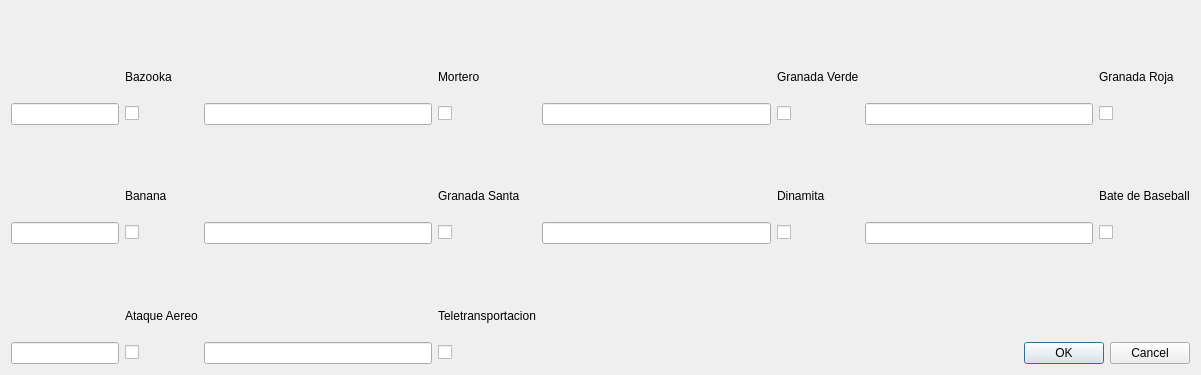
Qt form Editor/editorseleccionarmasherramientas.ui (fedefunes96/worms) before a commit.
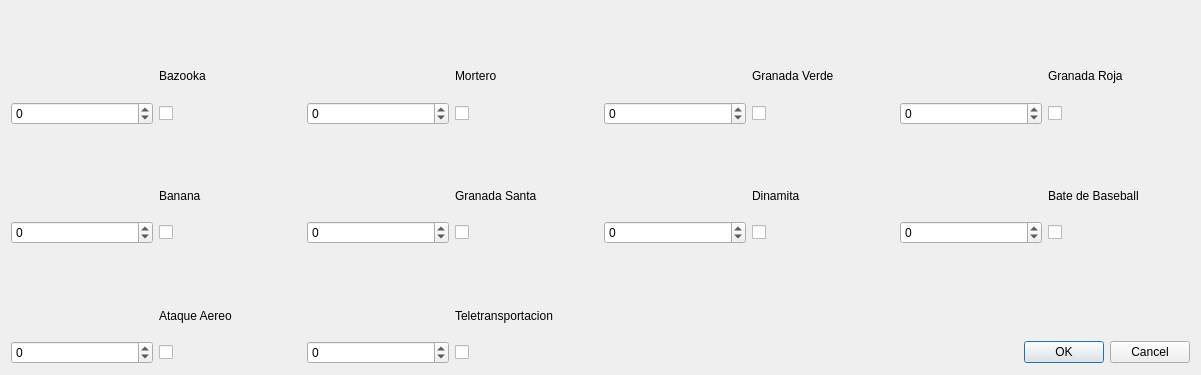
The same form after that commit. Icons and pictures are not drawn.

```diff
--- a/Editor/editorseleccionarmasherramientas.ui
+++ b/Editor/editorseleccionarmasherramientas.ui
@@ -14,28 +14,7 @@
    <string>Dialog</string>
   </property>
   <layout class="QGridLayout" name="gridLayout">
-   <item row="5" column="8">
-    <widget class="QLineEdit" name="municionDinamita">
-     <property name="maxLength">
-      <number>3</number>
-     </property>
-    </widget>
-   </item>
-   <item row="2" column="10">
-    <widget class="QLineEdit" name="municionGranadaR">
-     <property name="maxLength">
-      <number>3</number>
-     </property>
-    </widget>
-   </item>
-   <item row="7" column="5">
-    <widget class="QLabel" name="label_9">
-     <property name="text">
-      <string>Teletransportacion</string>
-     </property>
-    </widget>
-   </item>
-   <item row="3" column="8">
+   <item row="3" column="7">
     <widget class="QLabel" name="dinamita">
      <property name="text">
       <string/>
@@ -48,156 +27,38 @@
      </property>
     </widget>
    </item>
-   <item row="0" column="10">
-    <widget class="QLabel" name="granadaR">
-     <property name="text">
-      <string/>
+   <item row="2" column="7">
+    <widget class="QSpinBox" name="municionGranadaV">
+     <property name="minimum">
+      <number>-1</number>
      </property>
-     <property name="pixmap">
-      <pixmap>Redgrenade.png</pixmap>
-     </property>
-     <property name="scaledContents">
-      <bool>true</bool>
-     </property>
-    </widget>
-   </item>
-   <item row="0" column="8">
-    <widget class="QLabel" name="granadaV">
-     <property name="text">
-      <string/>
-     </property>
-     <property name="pixmap">
-      <pixmap>W4_Grenade.png</pixmap>
-     </property>
-     <property name="scaledContents">
-      <bool>true</bool>
-     </property>
-    </widget>
-   </item>
-   <item row="1" column="5">
-    <widget class="QLabel" name="label">
-     <property name="text">
-      <string>Mortero</string>
-     </property>
-    </widget>
-   </item>
-   <item row="5" column="0" colspan="2">
-    <widget class="QLineEdit" name="municionBanana">
-     <property name="maxLength">
-      <number>3</number>
-     </property>
-    </widget>
-   </item>
-   <item row="8" column="0" colspan="2">
-    <widget class="QLineEdit" name="municionAereo">
-     <property name="maxLength">
-      <number>3</number>
-     </property>
-    </widget>
-   </item>
-   <item row="3" column="10">
-    <widget class="QLabel" name="bate">
-     <property name="text">
-      <string/>
-     </property>
-     <property name="pixmap">
-      <pixmap>Baseballbat.png</pixmap>
-     </property>
-     <property name="scaledContents">
-      <bool>true</bool>
+     <property name="maximum">
+      <number>10000</number>
      </property>
     </widget>
    </item>
    <item row="8" column="4">
-    <widget class="QLineEdit" name="municionTeletransportador">
-     <property name="maxLength">
-      <number>3</number>
-     </property>
-    </widget>
-   </item>
-   <item row="2" column="0" colspan="2">
-    <widget class="QLineEdit" name="municionBazooka">
-     <property name="maxLength">
-      <number>3</number>
-     </property>
-    </widget>
-   </item>
-   <item row="6" column="0">
-    <widget class="QLabel" name="aereo">
+    <widget class="QCheckBox" name="Teletransportador">
      <property name="text">
       <string/>
      </property>
-     <property name="pixmap">
-      <pixmap>W4_Airstrike.png</pixmap>
-     </property>
-     <property name="scaledContents">
-      <bool>true</bool>
-     </property>
     </widget>
    </item>
-   <item row="4" column="5">
-    <widget class="QLabel" name="label_5">
-     <property name="text">
-      <string>Granada Santa</string>
-     </property>
-    </widget>
-   </item>
-   <item row="4" column="2">
+   <item row="4" column="1">
     <widget class="QLabel" name="label_4">
      <property name="text">
       <string>Banana</string>
      </property>
     </widget>
    </item>
-   <item row="2" column="8">
-    <widget class="QLineEdit" name="municionGranadaV">
-     <property name="maxLength">
-      <number>3</number>
-     </property>
-    </widget>
-   </item>
-   <item row="4" column="9">
-    <widget class="QLabel" name="label_6">
-     <property name="text">
-      <string>Dinamita</string>
-     </property>
-    </widget>
-   </item>
-   <item row="5" column="4">
-    <widget class="QLineEdit" name="municionGranadaS">
-     <property name="maxLength">
-      <number>3</number>
-     </property>
-    </widget>
-   </item>
-   <item row="3" column="0">
-    <widget class="QLabel" name="banana">
+   <item row="2" column="4">
+    <widget class="QCheckBox" name="Mortero">
      <property name="text">
       <string/>
      </property>
-     <property name="pixmap">
-      <pixmap>Bananabomb.png</pixmap>
-     </property>
-     <property name="scaledContents">
-      <bool>true</bool>
-     </property>
     </widget>
    </item>
-   <item row="5" column="10">
-    <widget class="QLineEdit" name="municionBate">
-     <property name="maxLength">
-      <number>3</number>
-     </property>
-    </widget>
-   </item>
-   <item row="7" column="2">
-    <widget class="QLabel" name="label_8">
-     <property name="text">
-      <string>Ataque Aereo</string>
-     </property>
-    </widget>
-   </item>
-   <item row="8" column="10" colspan="2">
+   <item row="8" column="9" colspan="2">
     <widget class="QDialogButtonBox" name="buttonBox">
      <property name="orientation">
       <enum>Qt::Horizontal</enum>
@@ -207,55 +68,105 @@
      </property>
     </widget>
    </item>
-   <item row="1" column="2">
-    <widget class="QLabel" name="Bazooka">
+   <item row="5" column="10">
+    <widget class="QCheckBox" name="Bate">
      <property name="text">
-      <string>Bazooka</string>
+      <string/>
      </property>
     </widget>
    </item>
-   <item row="1" column="9">
+   <item row="1" column="8">
     <widget class="QLabel" name="label_2">
      <property name="text">
       <string>Granada Verde</string>
      </property>
     </widget>
    </item>
-   <item row="1" column="11">
-    <widget class="QLabel" name="label_3">
+   <item row="3" column="9">
+    <widget class="QLabel" name="bate">
      <property name="text">
-      <string>Granada Roja</string>
+      <string/>
      </property>
+     <property name="pixmap">
+      <pixmap>Baseballbat.png</pixmap>
+     </property>
+     <property name="scaledContents">
+      <bool>true</bool>
+     </property>
     </widget>
    </item>
-   <item row="4" column="11">
+   <item row="4" column="8">
+    <widget class="QLabel" name="label_6">
+     <property name="text">
+      <string>Dinamita</string>
+     </property>
+    </widget>
+   </item>
+   <item row="5" column="1">
+    <widget class="QCheckBox" name="Banana">
+     <property name="text">
+      <string/>
+     </property>
+    </widget>
+   </item>
+   <item row="0" column="9">
+    <widget class="QLabel" name="granadaR">
+     <property name="text">
+      <string/>
+     </property>
+     <property name="pixmap">
+      <pixmap>Redgrenade.png</pixmap>
+     </property>
+     <property name="scaledContents">
+      <bool>true</bool>
+     </property>
+    </widget>
+   </item>
+   <item row="4" column="10">
     <widget class="QLabel" name="label_7">
      <property name="text">
       <string>Bate de Baseball</string>
      </property>
     </widget>
    </item>
-   <item row="2" column="4">
-    <widget class="QLineEdit" name="municionMortero">
-     <property name="maxLength">
-      <number>3</number>
+   <item row="5" column="0">
+    <widget class="QSpinBox" name="municionBanana">
+     <property name="minimum">
+      <number>-1</number>
      </property>
+     <property name="maximum">
+      <number>10000</number>
+     </property>
     </widget>
    </item>
-   <item row="0" column="4">
-    <widget class="QLabel" name="mortero">
+   <item row="2" column="3">
+    <widget class="QSpinBox" name="municionMortero">
+     <property name="minimum">
+      <number>-1</number>
+     </property>
+     <property name="maximum">
+      <number>10000</number>
+     </property>
+    </widget>
+   </item>
+   <item row="2" column="10">
+    <widget class="QCheckBox" name="GranadaR">
      <property name="text">
       <string/>
      </property>
-     <property name="pixmap">
-      <pixmap>Mortar1.png</pixmap>
+    </widget>
+   </item>
+   <item row="2" column="0">
+    <widget class="QSpinBox" name="municionBazooka">
+     <property name="minimum">
+      <number>-1</number>
      </property>
-     <property name="scaledContents">
-      <bool>true</bool>
+     <property name="maximum">
+      <number>10000</number>
      </property>
     </widget>
    </item>
-   <item row="6" column="4">
+   <item row="6" column="3">
     <widget class="QLabel" name="tele">
      <property name="text">
       <string/>
@@ -268,13 +179,169 @@
      </property>
     </widget>
    </item>
-   <item row="3" column="4">
-    <widget class="QLabel" name="granadaS">
+   <item row="5" column="7">
+    <widget class="QSpinBox" name="municionDinamita">
+     <property name="minimum">
+      <number>-1</number>
+     </property>
+     <property name="maximum">
+      <number>10000</number>
+     </property>
+    </widget>
+   </item>
+   <item row="8" column="1">
+    <widget class="QCheckBox" name="Aereo">
      <property name="text">
       <string/>
      </property>
+    </widget>
+   </item>
+   <item row="5" column="9">
+    <widget class="QSpinBox" name="municionBate">
+     <property name="minimum">
+      <number>-1</number>
+     </property>
+     <property name="maximum">
+      <number>10000</number>
+     </property>
+    </widget>
+   </item>
+   <item row="7" column="1">
+    <widget class="QLabel" name="label_8">
+     <property name="text">
+      <string>Ataque Aereo</string>
+     </property>
+    </widget>
+   </item>
+   <item row="2" column="9">
+    <widget class="QSpinBox" name="municionGranadaR">
+     <property name="minimum">
+      <number>-1</number>
+     </property>
+     <property name="maximum">
+      <number>10000</number>
+     </property>
+    </widget>
+   </item>
+   <item row="5" column="3">
+    <widget class="QSpinBox" name="municionGranadaS">
+     <property name="minimum">
+      <number>-1</number>
+     </property>
+     <property name="maximum">
+      <number>10000</number>
+     </property>
+    </widget>
+   </item>
+   <item row="0" column="3">
+    <widget class="QLabel" name="mortero">
+     <property name="text">
+      <string/>
+     </property>
      <property name="pixmap">
-      <pixmap>Holy_Grenade.png</pixmap>
+      <pixmap>Mortar1.png</pixmap>
+     </property>
+     <property name="scaledContents">
+      <bool>true</bool>
+     </property>
+    </widget>
+   </item>
+   <item row="0" column="7">
+    <widget class="QLabel" name="granadaV">
+     <property name="text">
+      <string/>
+     </property>
+     <property name="pixmap">
+      <pixmap>W4_Grenade.png</pixmap>
+     </property>
+     <property name="scaledContents">
+      <bool>true</bool>
+     </property>
+    </widget>
+   </item>
+   <item row="5" column="8">
+    <widget class="QCheckBox" name="Dinamita">
+     <property name="text">
+      <string/>
+     </property>
+    </widget>
+   </item>
+   <item row="2" column="1">
+    <widget class="QCheckBox" name="Bazookka">
+     <property name="text">
+      <string/>
+     </property>
+    </widget>
+   </item>
+   <item row="5" column="4">
+    <widget class="QCheckBox" name="GranadaS">
+     <property name="text">
+      <string/>
+     </property>
+    </widget>
+   </item>
+   <item row="2" column="8">
+    <widget class="QCheckBox" name="GranadaV">
+     <property name="text">
+      <string/>
+     </property>
+    </widget>
+   </item>
+   <item row="7" column="4">
+    <widget class="QLabel" name="label_9">
+     <property name="text">
+      <string>Teletransportacion</string>
+     </property>
+    </widget>
+   </item>
+   <item row="1" column="1">
+    <widget class="QLabel" name="Bazooka">
+     <property name="text">
+      <string>Bazooka</string>
+     </property>
+    </widget>
+   </item>
+   <item row="1" column="10">
+    <widget class="QLabel" name="label_3">
+     <property name="text">
+      <string>Granada Roja</string>
+     </property>
+    </widget>
+   </item>
+   <item row="1" column="4">
+    <widget class="QLabel" name="label">
+     <property name="text">
+      <string>Mortero</string>
+     </property>
+    </widget>
+   </item>
+   <item row="6" column="0">
+    <widget class="QLabel" name="aereo">
+     <property name="text">
+      <string/>
+     </property>
+     <property name="pixmap">
+      <pixmap>W4_Airstrike.png</pixmap>
+     </property>
+     <property name="scaledContents">
+      <bool>true</bool>
+     </property>
+    </widget>
+   </item>
+   <item row="4" column="4">
+    <widget class="QLabel" name="label_5">
+     <property name="text">
+      <string>Granada Santa</string>
+     </property>
+    </widget>
+   </item>
+   <item row="3" column="0">
+    <widget class="QLabel" name="banana">
+     <property name="text">
+      <string/>
+     </property>
+     <property name="pixmap">
+      <pixmap>Bananabomb.png</pixmap>
      </property>
      <property name="scaledContents">
       <bool>true</bool>
@@ -297,73 +364,36 @@
      </property>
     </widget>
    </item>
-   <item row="2" column="2">
-    <widget class="QCheckBox" name="Bazookka">
+   <item row="3" column="3">
+    <widget class="QLabel" name="granadaS">
      <property name="text">
       <string/>
      </property>
-    </widget>
-   </item>
-   <item row="2" column="5">
-    <widget class="QCheckBox" name="Mortero">
-     <property name="text">
-      <string/>
+     <property name="pixmap">
+      <pixmap>Holy_Grenade.png</pixmap>
      </property>
-    </widget>
-   </item>
-   <item row="2" column="9">
-    <widget class="QCheckBox" name="GranadaV">
-     <property name="text">
-      <string/>
+     <property name="scaledContents">
+      <bool>true</bool>
      </property>
     </widget>
    </item>
-   <item row="2" column="11">
-    <widget class="QCheckBox" name="GranadaR">
-     <property name="text">
-      <string/>
+   <item row="8" column="0">
+    <widget class="QSpinBox" name="municionAereo">
+     <property name="minimum">
+      <number>-1</number>
      </property>
-    </widget>
-   </item>
-   <item row="5" column="2">
-    <widget class="QCheckBox" name="Banana">
-     <property name="text">
-      <string/>
+     <property name="maximum">
+      <number>10000</number>
      </property>
     </widget>
    </item>
-   <item row="5" column="5">
-    <widget class="QCheckBox" name="GranadaS">
-     <property name="text">
-      <string/>
+   <item row="8" column="3">
+    <widget class="QSpinBox" name="municionTeletransportador">
+     <property name="minimum">
+      <number>-1</number>
      </property>
-    </widget>
-   </item>
-   <item row="5" column="9">
-    <widget class="QCheckBox" name="Dinamita">
-     <property name="text">
-      <string/>
-     </property>
-    </widget>
-   </item>
-   <item row="5" column="11">
-    <widget class="QCheckBox" name="Bate">
-     <property name="text">
-      <string/>
-     </property>
-    </widget>
-   </item>
-   <item row="8" column="2">
-    <widget class="QCheckBox" name="Aereo">
-     <property name="text">
-      <string/>
-     </property>
-    </widget>
-   </item>
-   <item row="8" column="5">
-    <widget class="QCheckBox" name="Teletransportador">
-     <property name="text">
-      <string/>
+     <property name="maximum">
+      <number>10000</number>
      </property>
     </widget>
    </item>
```
